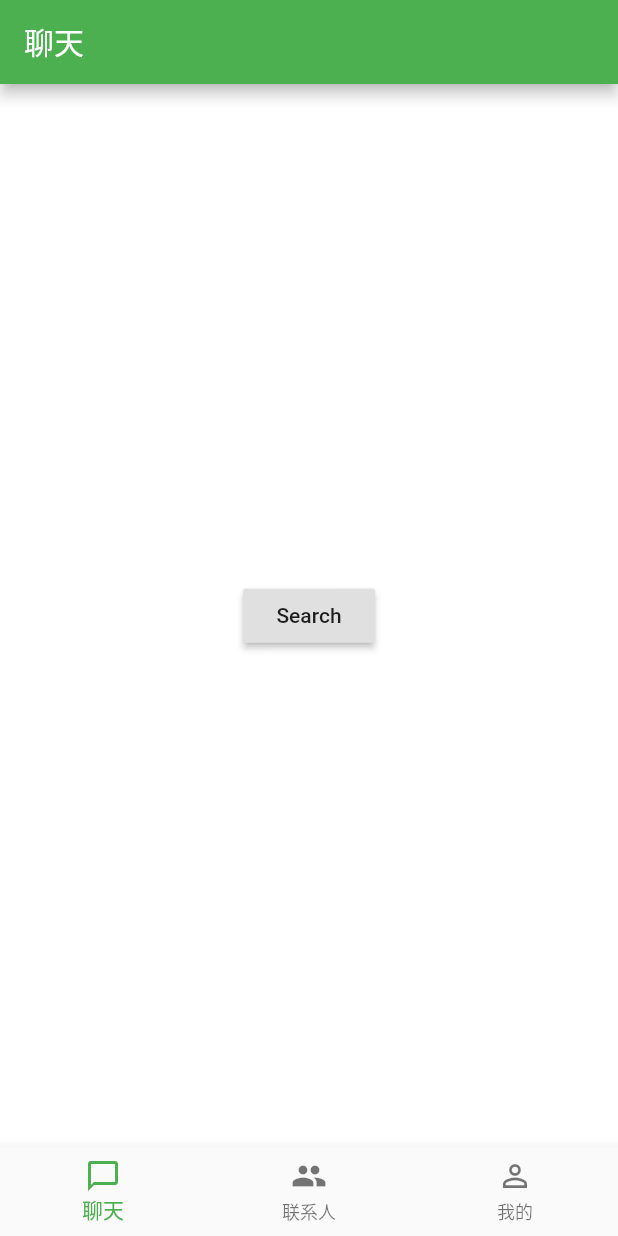
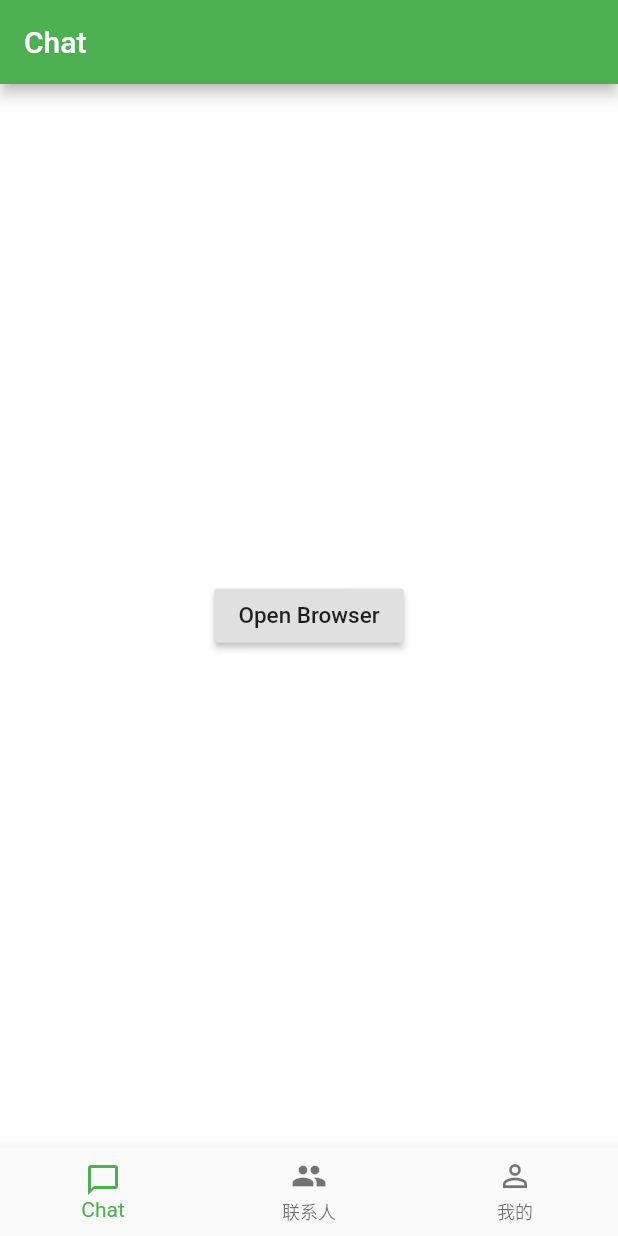
Before and after one commit to aaric/flutter_achieve, a Flutter app: the screen it shows after launch, on a phone screen of 412 x 824 dp. Run offline on Flutter 3.47's test engine with Material 2 defaults, Android fonts, the light colour scheme and no system bars; missing offline and left inert: flutter_webview_plugin.

Commit message:
1.1.0 简单示例（二） --i18n

```diff
--- a/lib/app_page.dart
+++ b/lib/app_page.dart
@@ -3,6 +3,7 @@
 /// @author Aaric, created on 2019-05-23T15:10.
 /// @since 1.1.0-SNAPSHOT
 import 'package:flutter/material.dart';
+import './i18n/app_i18n.dart';
 import './chat/message_page.dart';
 import './contacts/contacts_page.dart';
 import './personal/personal_page.dart';
@@ -15,18 +16,23 @@ class AppPage extends StatefulWidget {
 
 class _AppPageState extends State<AppPage> {
 
-  var _appTitle = '聊天';
+
+  Locale _locale = const Locale('zh','CN');
+
   var _selectIndex = 0;
 
   @override
   Widget build(BuildContext context) {
-    return Scaffold(
+    return Localizations.override(
+      context: context,
+      locale: _locale,
+      child: Scaffold(
         appBar: AppBar(
-        title: Text(_appTitle),
+          title: Text(ApplicationLocalizations.of(context).textChat),
         ),
         body: Center(
           child: RaisedButton(
-          child: Text('Search'),
+            child: Text(ApplicationLocalizations.of(context).textOpenBrowser),
             onPressed: () {
               Navigator.of(context).pushNamed('/website');
             },
@@ -38,7 +44,7 @@ class _AppPageState extends State<AppPage> {
           items: <BottomNavigationBarItem>[
             BottomNavigationBarItem(
               icon: Icon(Icons.chat_bubble_outline),
-            title: Text('聊天'),
+              title: Text(ApplicationLocalizations.of(context).textChat),
             ),
             BottomNavigationBarItem(
               icon: Icon(Icons.people),
@@ -50,6 +56,7 @@ class _AppPageState extends State<AppPage> {
             ),
           ],
         ),
+      ),
     );
   }
 
--- /dev/null
+++ b/lib/i18n/app_i18n.dart
@@ -0,0 +1,61 @@
+/// 本地化
+///
+/// @author Aaric, created on 2019-06-01T22:50.
+/// @since 1.1.0-SNAPSHOT
+import 'package:flutter/material.dart';
+import 'package:flutter/foundation.dart' show SynchronousFuture;
+
+class ApplicationLocalizations {
+
+  final Locale locale;
+
+  ApplicationLocalizations(this.locale);
+
+  final Map<String, Map<String, String>> _localizedValues = {
+    'zh': {
+      'text.app.title': '仿微信聊天',
+      'text.chat': '聊天',
+      'text.open.browser': '打开浏览器访问网页',
+      'text.switch.language': 'Swith Language',
+    },
+    'en': {
+      'text.app.title': 'WebChat',
+      'text.chat': 'Chat',
+      'text.open.browser': 'Open Browser',
+      'text.switch.language': 'Swith Language',
+    },
+  };
+
+  static ApplicationLocalizations of(BuildContext context) => Localizations.of(context, ApplicationLocalizations);
+
+  get textAppTitle => _localizedValues[locale.languageCode]['text.app.title'];
+
+  get textChat => _localizedValues[locale.languageCode]['text.chat'];
+
+  get textOpenBrowser => _localizedValues[locale.languageCode]['text.open.browser'];
+
+  get textSwitchLanguage => _localizedValues[locale.languageCode]['text.switch.language'];
+}
+
+class ApplicationLocalizationsDelegate extends LocalizationsDelegate<ApplicationLocalizations> {
+
+  static ApplicationLocalizationsDelegate delegate = const ApplicationLocalizationsDelegate();
+
+  const ApplicationLocalizationsDelegate();
+
+  @override
+  bool isSupported(Locale locale) {
+    return ['zh', 'en'].contains(locale.languageCode);
+  }
+
+  @override
+  Future<ApplicationLocalizations> load(Locale locale) {
+    return SynchronousFuture<ApplicationLocalizations>(ApplicationLocalizations(locale));
+  }
+
+  @override
+  bool shouldReload(LocalizationsDelegate<ApplicationLocalizations> old) {
+    return false;
+  }
+
+}
--- a/lib/main.dart
+++ b/lib/main.dart
@@ -1,5 +1,7 @@
 import 'package:flutter/material.dart';
+import 'package:flutter_localizations/flutter_localizations.dart';
 import 'package:flutter_webview_plugin/flutter_webview_plugin.dart';
+import './i18n/app_i18n.dart';
 import './app_page.dart';
 import './loading_page.dart';
 
@@ -11,7 +13,10 @@ class MyApp extends StatelessWidget {
   @override
   Widget build(BuildContext context) {
     return MaterialApp(
-      title: '仿微信聊天',
+      //title: '仿微信聊天',
+      onGenerateTitle: (context) {
+        return ApplicationLocalizations.of(context).textAppTitle;
+      },
       theme: ThemeData(
         // This is the theme of your application.
         primarySwatch: Colors.green,
@@ -29,6 +34,15 @@ class MyApp extends StatelessWidget {
         ),
       },
       home: LoadingPage(),
+      localizationsDelegates: [
+        GlobalMaterialLocalizations.delegate,
+        GlobalWidgetsLocalizations.delegate,
+        ApplicationLocalizationsDelegate.delegate,
+      ],
+      supportedLocales: [
+        const Locale('zh', 'CN'),
+        const Locale('en', 'US'),
+      ],
     );
   }
 }
--- a/pubspec.yaml
+++ b/pubspec.yaml
@@ -18,6 +18,8 @@ environment:
 
 dependencies:
   flutter:
+    sdk: flutter
+  flutter_localizations:
     sdk: flutter
 
   # The following adds the Cupertino Icons font to your application.
```
Also changed, not shown: pubspec.lock. Lines whose indentation alone changed are shown as unchanged.
